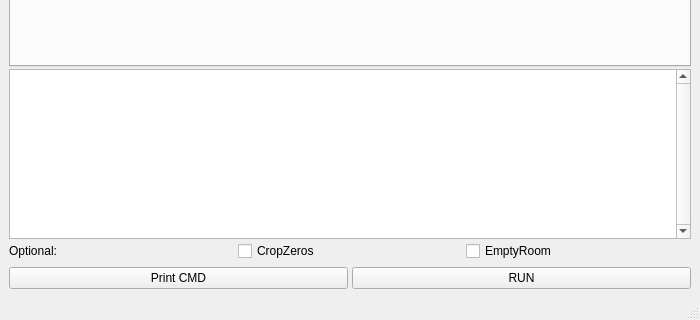
Above: nih2mne/GUI/templates/BIDS_creator_gui.ui from nih-megcore/nih_to_mne before the change; both pictures show x 0 to 700 and y 320 to 640 of the 700 by 640 pixel window. Below: the same form after it.
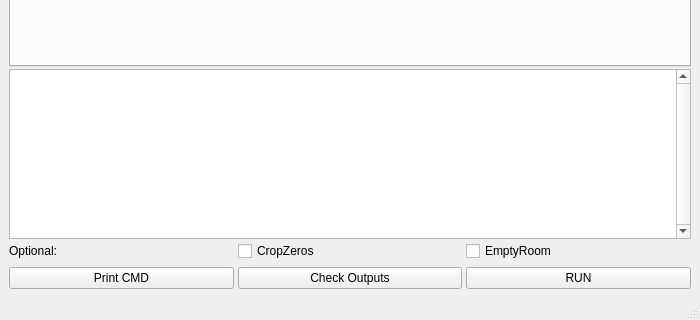
That is the form after the change. The open tabs and pages were chosen to show the change.

Commit message:
FIX - AFNI coreg needs to assign False flag to mri_bsight to pass input_checks
Minor updates to GUI buttons

```diff
--- a/nih2mne/GUI/templates/BIDS_creator_gui.ui
+++ b/nih2mne/GUI/templates/BIDS_creator_gui.ui
@@ -893,6 +893,13 @@
                </property>
               </widget>
              </item>
+             <item>
+              <widget class="QPushButton" name="pb_CheckOutputs">
+               <property name="text">
+                <string>Check Outputs</string>
+               </property>
+              </widget>
+             </item>
              <item>
               <widget class="QPushButton" name="pb_run">
                <property name="text">
```
Left out of the diff: 6 changed lines with no effect on the pictures. The commit also changes 3 other files.
